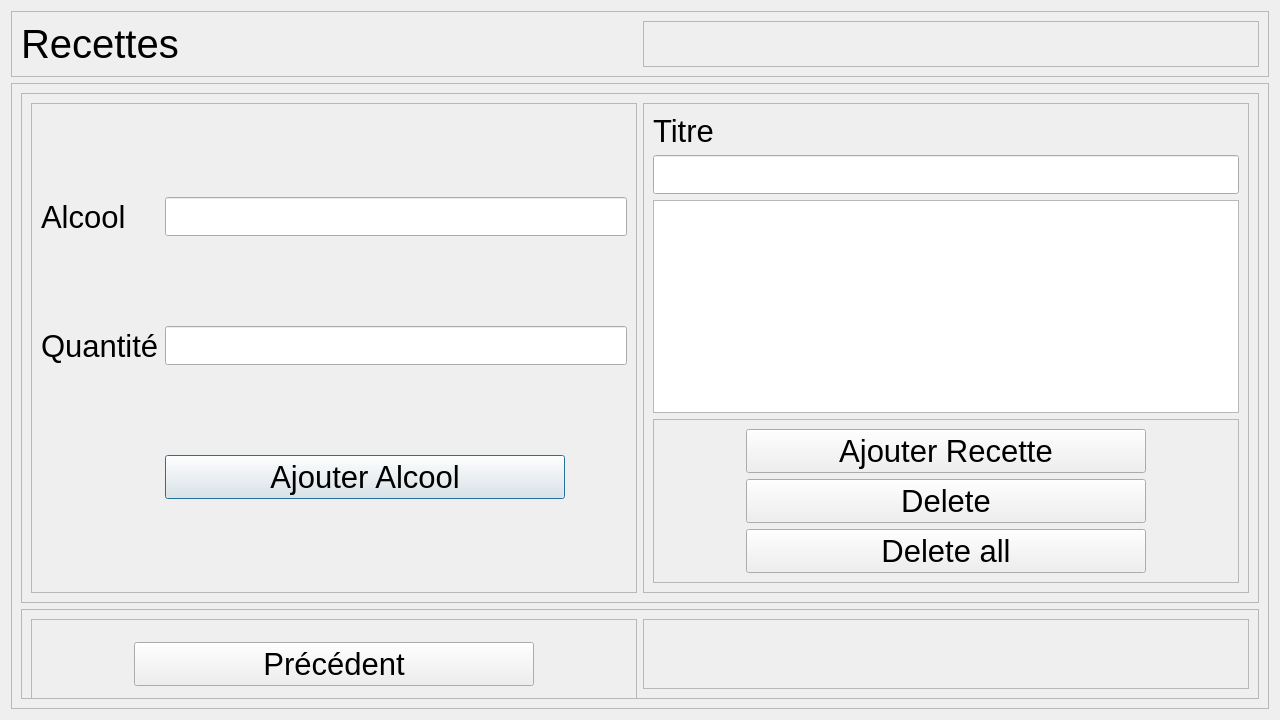
Before: the Qt Designer form Logiciel/pi_controller/HMI2/recette.ui in emilerenaud/BartendUS-GROS4, drawn with Qt 5.
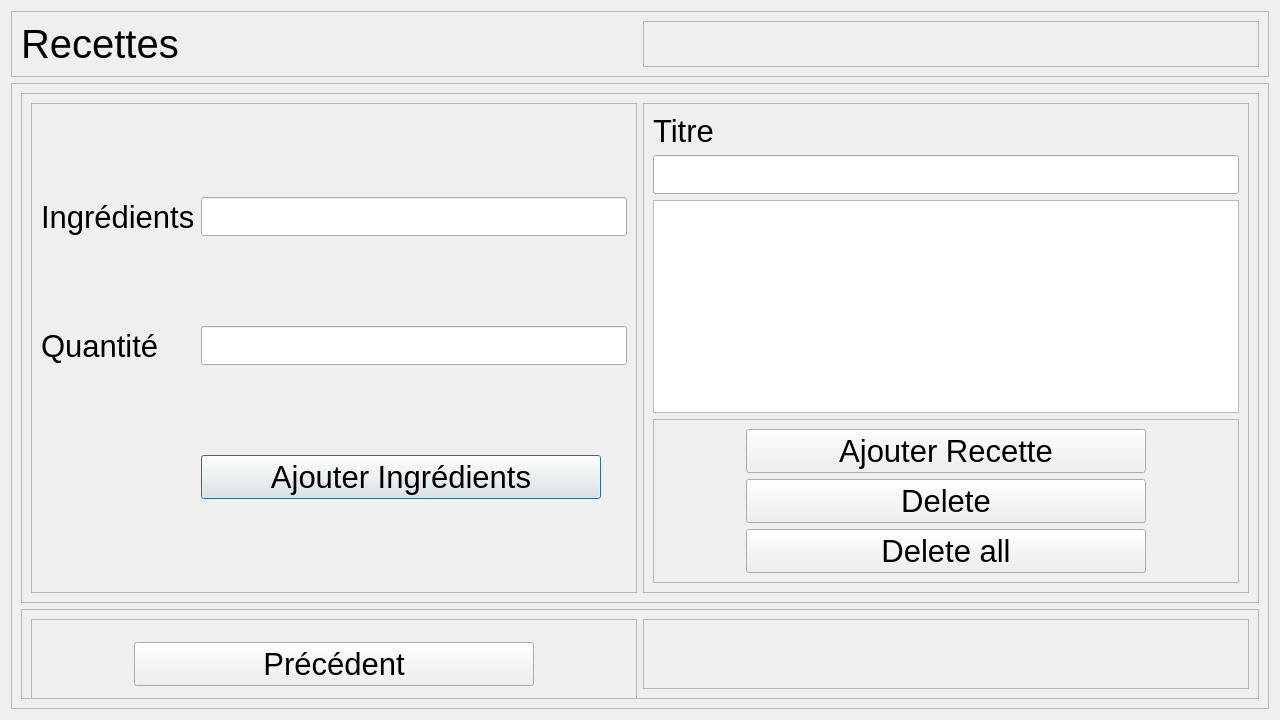
After: the same form once the commit is applied.

```diff
--- a/Logiciel/pi_controller/HMI2/recette.ui
+++ b/Logiciel/pi_controller/HMI2/recette.ui
@@ -137,7 +137,7 @@
                </font>
               </property>
               <property name="text">
-               <string>Ajouter Alcool</string>
+               <string>Ajouter Ingrédients</string>
               </property>
              </widget>
             </item>
@@ -149,7 +149,7 @@
                </font>
               </property>
               <property name="text">
-               <string>Alcool</string>
+               <string>Ingrédients</string>
               </property>
              </widget>
             </item>
```
